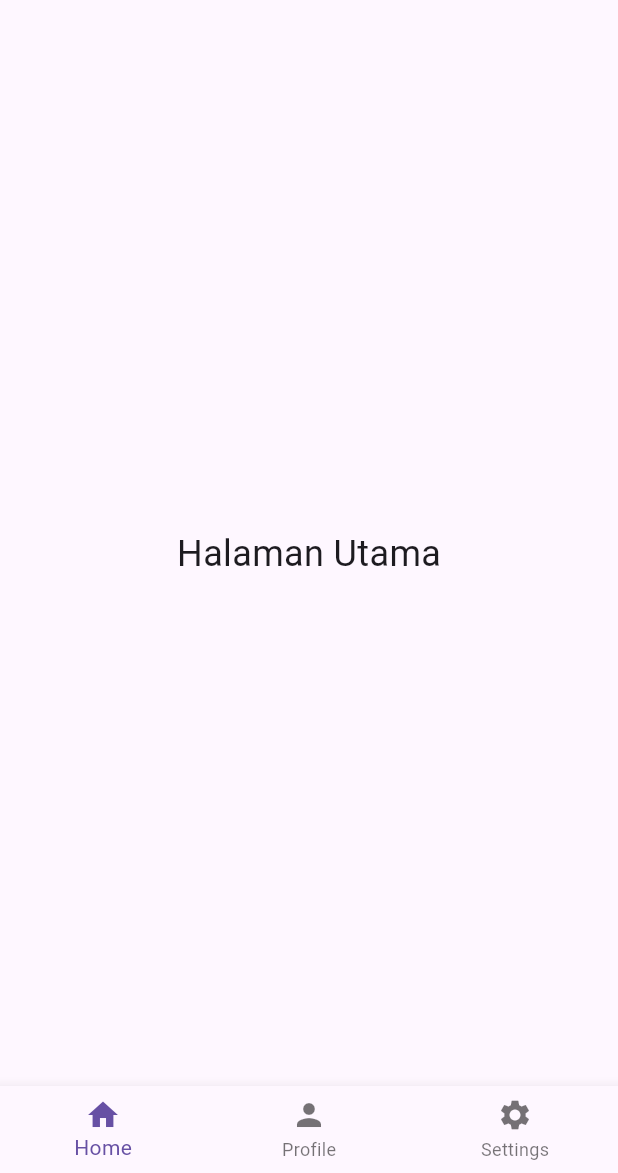
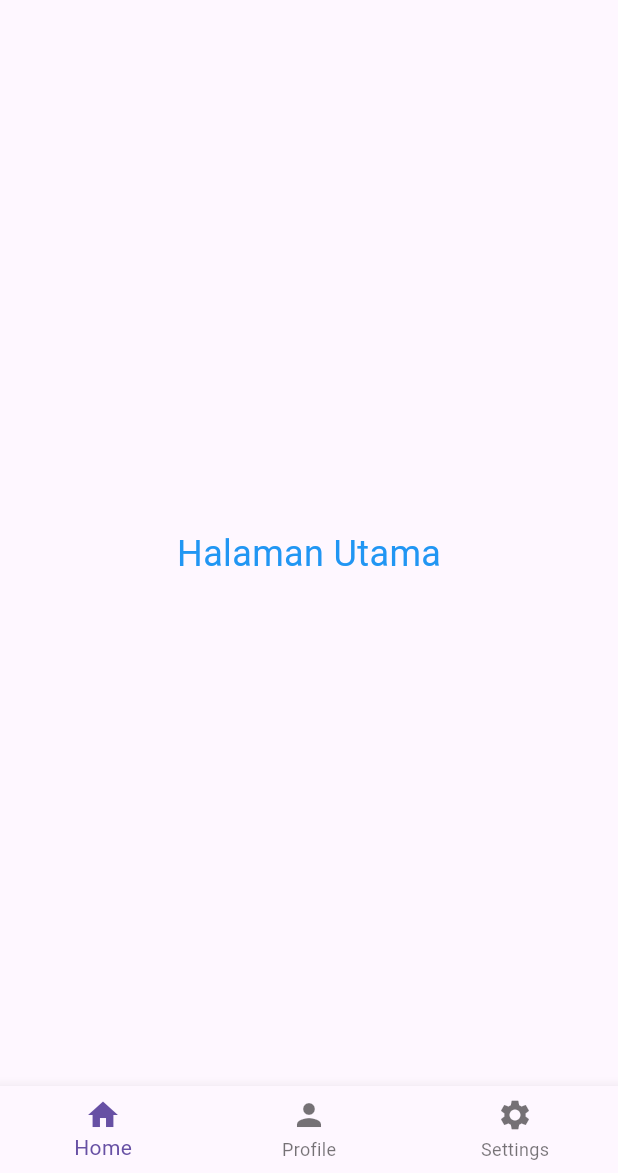
Before and after one commit to zaenurinedzed/bootcamp_tugas2, a Flutter app: the screen it shows after launch, on a phone screen of 412 x 824 dp, the part 63-1236 px from its top. Run offline on Flutter 3.47's test engine with Material 3 defaults, Android fonts, the phone set to English and light mode, and no system bars; our stand-ins replace flutter_bloc.

Commit message:
Add color to the text in HomePage widget

```diff
--- a/lib/pages/home_page.dart
+++ b/lib/pages/home_page.dart
@@ -6,7 +6,7 @@ class HomePage extends StatelessWidget {
   @override
   Widget build(BuildContext context) {
     return const Center(
-      child: Text('Halaman Utama', style: TextStyle(fontSize: 24)),
+      child: Text('Halaman Utama', style: TextStyle(fontSize: 24, color: Colors.blue)),
     );
   }
 }
```
